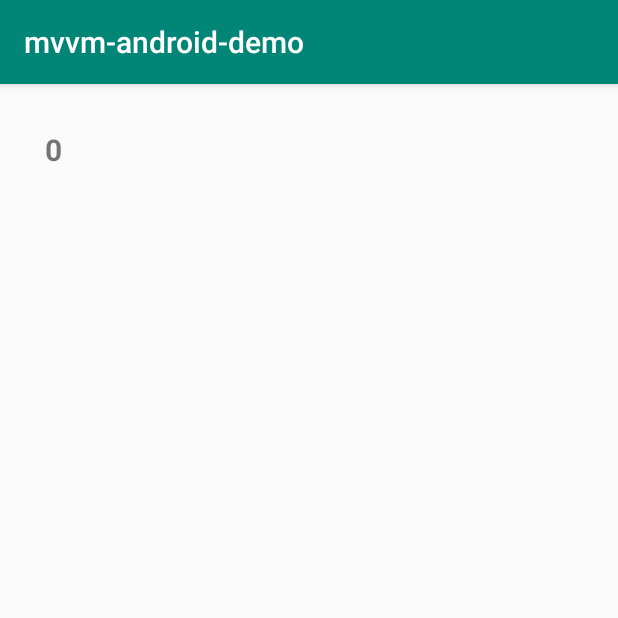
After one commit to sunkeding/mvvm-android, an Android app: the LiveDataActivity screen opened directly, with no data from a screen before it, on a phone screen of 412 x 824 dp, the top half of it. The commit adds this screen. Run offline under Robolectric (Android 15) with nearby library versions, the phone set to English and light mode, and no system bars.

Commit message:
添加LiveData demo

```diff
--- a/app/build.gradle
+++ b/app/build.gradle
@@ -25,6 +25,7 @@ dependencies {
     implementation fileTree(dir: 'libs', include: ['*.jar'])
     implementation 'com.android.support:appcompat-v7:28.0.0'
     implementation 'com.android.support.constraint:constraint-layout:1.1.3'
+    implementation 'android.arch.lifecycle:extensions:1.1.1'
     testImplementation 'junit:junit:4.12'
     androidTestImplementation 'com.android.support.test:runner:1.0.2'
     androidTestImplementation 'com.android.support.test.espresso:espresso-core:3.0.2'
--- a/app/src/main/AndroidManifest.xml
+++ b/app/src/main/AndroidManifest.xml
@@ -18,6 +18,7 @@
         </activity>
         <activity android:name=".ui.BaseObservableActivity" />
         <activity android:name=".ui.ObservableFieldActivity" />
+        <activity android:name=".livedata.LiveDataActivity" />
     </application>
 
 </manifest>
--- a/app/src/main/java/com/keding/mvvm_android_demo/MainActivity.java
+++ b/app/src/main/java/com/keding/mvvm_android_demo/MainActivity.java
@@ -6,6 +6,7 @@ import android.support.v7.app.AppCompatActivity;
 import android.view.View;
 
 import com.keding.mvvm_android_demo.bean.UserInfo;
+import com.keding.mvvm_android_demo.livedata.LiveDataActivity;
 import com.keding.mvvm_android_demo.ui.BaseObservableActivity;
 import com.keding.mvvm_android_demo.ui.ObservableFieldActivity;
 
@@ -28,4 +29,8 @@ public class MainActivity extends AppCompatActivity {
         startActivity(new Intent(this, ObservableFieldActivity.class));
 
     }
+
+    public void gotoLiveData(View view) {
+        startActivity(new Intent(this, LiveDataActivity.class));
+    }
 }
--- /dev/null
+++ b/app/src/main/java/com/keding/mvvm_android_demo/livedata/LiveDataActivity.java
@@ -0,0 +1,40 @@
+package com.keding.mvvm_android_demo.livedata;
+
+import android.arch.lifecycle.Observer;
+import android.arch.lifecycle.ViewModelProviders;
+import android.os.Bundle;
+import android.support.annotation.Nullable;
+import android.support.v7.app.AppCompatActivity;
+import android.widget.TextView;
+
+import com.keding.mvvm_android_demo.R;
+
+/**
+ * @author: skd
+ * @date 2019/4/1
+ * @Desc LiveData+ViewModel实践
+ */
+public class LiveDataActivity extends AppCompatActivity {
+    TimeViewModel timeViewModel;
+    TextView tv;
+
+    @Override
+    protected void onCreate(Bundle savedInstanceState) {
+        super.onCreate(savedInstanceState);
+        setContentView(R.layout.activity_livedata);
+        tv = findViewById(R.id.tv);
+        timeViewModel = ViewModelProviders.of(this).get(TimeViewModel.class);
+        subscribe();
+    }
+
+    private void subscribe() {
+        final Observer<Long> elapsedTimeObserver = new Observer<Long>() {
+            @Override
+            public void onChanged(@Nullable final Long aLong) {
+                tv.setText(String.valueOf(aLong));
+            }
+        };
+
+        timeViewModel.getElapsedTime().observe(this, elapsedTimeObserver);
+    }
+}
--- /dev/null
+++ b/app/src/main/java/com/keding/mvvm_android_demo/livedata/TimeViewModel.java
@@ -0,0 +1,42 @@
+package com.keding.mvvm_android_demo.livedata;
+
+import android.arch.lifecycle.LiveData;
+import android.arch.lifecycle.MutableLiveData;
+import android.arch.lifecycle.ViewModel;
+import android.os.SystemClock;
+
+import java.util.Timer;
+import java.util.TimerTask;
+
+/**
+ * @author: skd
+ * @date 2019/4/1
+ * @Desc TimeViewModel
+ */
+public class TimeViewModel extends ViewModel {
+    private static final int ONE_SECOND = 1000;
+
+    private MutableLiveData<Long> mElapsedTime = new MutableLiveData<>();
+
+    private long mInitialTime;
+
+    public TimeViewModel() {
+        mInitialTime = SystemClock.elapsedRealtime();
+        Timer timer = new Timer();
+
+        // Update the elapsed time every second.
+        timer.scheduleAtFixedRate(new TimerTask() {
+            @Override
+            public void run() {
+                final long newValue = (SystemClock.elapsedRealtime() - mInitialTime) / 1000;
+                // setValue() cannot be called from a background thread so post to main thread.
+                mElapsedTime.postValue(newValue);
+            }
+        }, ONE_SECOND, ONE_SECOND);
+
+    }
+
+    public LiveData<Long> getElapsedTime() {
+        return mElapsedTime;
+    }
+}
--- /dev/null
+++ b/app/src/main/res/layout/activity_livedata.xml
@@ -0,0 +1,16 @@
+<?xml version="1.0" encoding="utf-8"?>
+<LinearLayout xmlns:android="http://schemas.android.com/apk/res/android"
+    xmlns:tools="http://schemas.android.com/tools"
+    android:layout_width="match_parent"
+    android:layout_height="match_parent"
+    android:orientation="vertical">
+
+    <TextView
+        android:id="@+id/tv"
+        android:layout_width="match_parent"
+        android:layout_height="wrap_content"
+        android:textStyle="bold"
+        android:textSize="20dp"
+        android:layout_margin="30dp"
+        tools:text="asdsda" />
+</LinearLayout>
--- a/app/src/main/res/layout/activity_main.xml
+++ b/app/src/main/res/layout/activity_main.xml
@@ -23,6 +23,12 @@
                 android:layout_width="match_parent"
                 android:layout_height="wrap_content"
                 android:onClick="gotoObservableField" />
+
+            <Button
+                android:layout_width="match_parent"
+                android:layout_height="wrap_content"
+                android:onClick="gotoLiveData"
+                android:text="LiveData" />
         </LinearLayout>
     </ScrollView>
 </LinearLayout>
```
